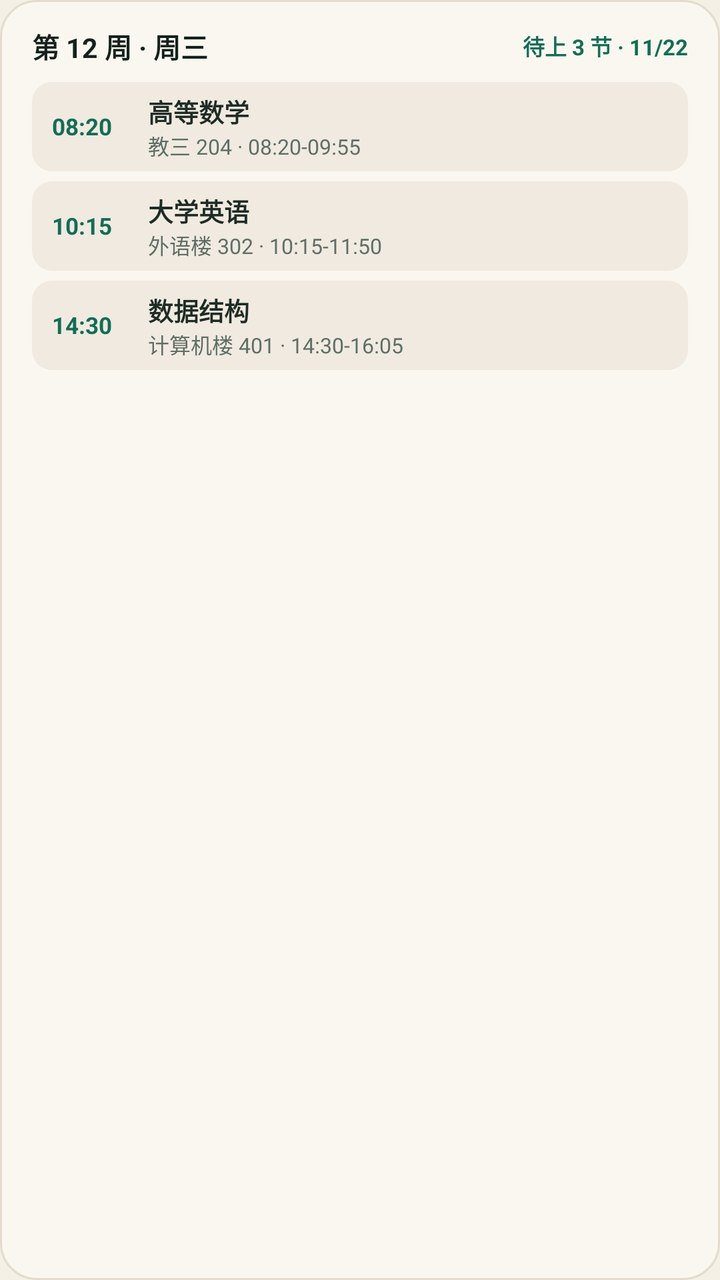
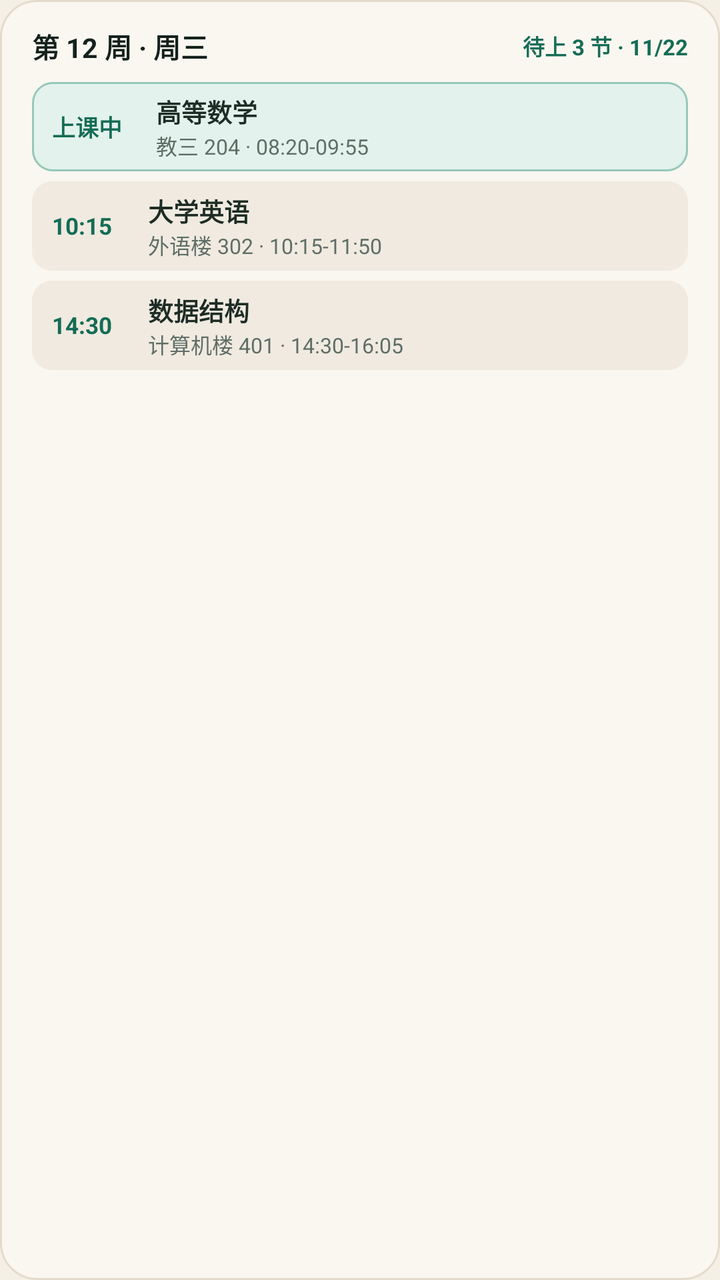

Two renders of the same Android screen: before a commit and after it. Below are the layout's source before the change and the commit's diff.
<!-- AndroidManifest.xml: application theme AppTheme -->
<!-- res/layout/widget_schedule_preview.xml -->
<?xml version="1.0" encoding="utf-8"?>
<LinearLayout xmlns:android="http://schemas.android.com/apk/res/android"
    android:layout_width="match_parent"
    android:layout_height="match_parent"
    android:background="@drawable/widget_bg"
    android:orientation="vertical"
    android:paddingStart="16dp"
    android:paddingTop="13dp"
    android:paddingEnd="16dp"
    android:paddingBottom="12dp">

    <LinearLayout
        android:layout_width="match_parent"
        android:layout_height="wrap_content"
        android:gravity="center_vertical"
        android:orientation="horizontal"
        android:paddingBottom="8dp">

        <TextView
            android:layout_width="0dp"
            android:layout_height="wrap_content"
            android:layout_marginEnd="8dp"
            android:layout_weight="1"
            android:maxLines="1"
            android:text="第 12 周 · 周三"
            android:textColor="@color/widgetTitle"
            android:textSize="13.5sp"
            android:textStyle="bold" />

        <TextView
            android:layout_width="wrap_content"
            android:layout_height="wrap_content"
            android:maxLines="1"
            android:text="待上 3 节 · 11/22"
            android:textColor="@color/widgetAccent"
            android:textSize="11sp"
            android:textStyle="bold" />
    </LinearLayout>

    <LinearLayout
        android:layout_width="match_parent"
        android:layout_height="wrap_content"
        android:background="@drawable/widget_row_bg"
        android:gravity="center_vertical"
        android:orientation="horizontal"
        android:paddingStart="10dp"
        android:paddingTop="5dp"
        android:paddingEnd="10dp"
        android:paddingBottom="5dp">

        <TextView
            android:layout_width="48dp"
            android:layout_height="wrap_content"
            android:text="08:20"
            android:textColor="@color/widgetAccent"
            android:textSize="11.5sp"
            android:textStyle="bold" />

        <LinearLayout
            android:layout_width="0dp"
            android:layout_height="wrap_content"
            android:layout_weight="1"
            android:orientation="vertical">

            <TextView
                android:layout_width="match_parent"
                android:layout_height="wrap_content"
                android:maxLines="1"
                android:text="高等数学"
                android:textColor="@color/widgetText"
                android:textSize="12.5sp"
                android:textStyle="bold" />

            <TextView
                android:layout_width="match_parent"
                android:layout_height="wrap_content"
                android:maxLines="1"
                android:text="教三 204 · 08:20-09:55"
                android:textColor="@color/widgetMuted"
                android:textSize="10.5sp" />
        </LinearLayout>
    </LinearLayout>

    <LinearLayout
        android:layout_width="match_parent"
        android:layout_height="wrap_content"
        android:layout_marginTop="5dp"
        android:background="@drawable/widget_row_bg"
        android:gravity="center_vertical"
        android:orientation="horizontal"
        android:paddingStart="10dp"
        android:paddingTop="5dp"
        android:paddingEnd="10dp"
        android:paddingBottom="5dp">

        <TextView
            android:layout_width="48dp"
            android:layout_height="wrap_content"
            android:text="10:15"
            android:textColor="@color/widgetAccent"
            android:textSize="11.5sp"
            android:textStyle="bold" />

        <LinearLayout
            android:layout_width="0dp"
            android:layout_height="wrap_content"
            android:layout_weight="1"
            android:orientation="vertical">

            <TextView
                android:layout_width="match_parent"
                android:layout_height="wrap_content"
                android:maxLines="1"
                android:text="大学英语"
                android:textColor="@color/widgetText"
                android:textSize="12.5sp"
                android:textStyle="bold" />

            <TextView
                android:layout_width="match_parent"
                android:layout_height="wrap_content"
                android:maxLines="1"
                android:text="外语楼 302 · 10:15-11:50"
                android:textColor="@color/widgetMuted"
                android:textSize="10.5sp" />
        </LinearLayout>
    </LinearLayout>

    <LinearLayout
        android:layout_width="match_parent"
        android:layout_height="wrap_content"
        android:layout_marginTop="5dp"
        android:background="@drawable/widget_row_bg"
        android:gravity="center_vertical"
        android:orientation="horizontal"
        android:paddingStart="10dp"
        android:paddingTop="5dp"
        android:paddingEnd="10dp"
        android:paddingBottom="5dp">

        <TextView
            android:layout_width="48dp"
            android:layout_height="wrap_content"
            android:text="14:30"
            android:textColor="@color/widgetAccent"
            android:textSize="11.5sp"
            android:textStyle="bold" />

        <LinearLayout
            android:layout_width="0dp"
            android:layout_height="wrap_content"
            android:layout_weight="1"
            android:orientation="vertical">

            <TextView
                android:layout_width="match_parent"
                android:layout_height="wrap_content"
                android:maxLines="1"
                android:text="数据结构"
                android:textColor="@color/widgetText"
                android:textSize="12.5sp"
                android:textStyle="bold" />

            <TextView
                android:layout_width="match_parent"
                android:layout_height="wrap_content"
                android:maxLines="1"
                android:text="计算机楼 401 · 14:30-16:05"
                android:textColor="@color/widgetMuted"
                android:textSize="10.5sp" />
        </LinearLayout>
    </LinearLayout>
</LinearLayout>
<!-- resources referenced by this layout -->
<resources>
  <color name="widgetAccent">#146C56</color>
  <color name="widgetMuted">#5F6E67</color>
  <color name="widgetText">#1D2C25</color>
  <color name="widgetTitle">#14211C</color>
  <!-- drawable widget_bg (drawable) -->
  <?xml version="1.0" encoding="utf-8"?>
  <shape xmlns:android="http://schemas.android.com/apk/res/android" android:shape="rectangle">
      <solid android:color="@color/widgetBg" />
      <stroke android:width="1dp" android:color="@color/widgetBorder" />
      <corners android:radius="18dp" />
  </shape>
  <!-- drawable widget_row_bg (drawable) -->
  <?xml version="1.0" encoding="utf-8"?>
  <shape xmlns:android="http://schemas.android.com/apk/res/android" android:shape="rectangle">
      <solid android:color="@color/widgetRowBg" />
      <corners android:radius="10dp" />
  </shape>
  <style name="AppTheme" parent="Theme.AppCompat.DayNight.NoActionBar">
          <item name="colorPrimary">@color/colorPrimary</item>
          <item name="colorPrimaryDark">@color/colorPrimaryDark</item>
          <item name="colorAccent">@color/colorAccent</item>
          <item name="android:windowBackground">@color/appBackground</item>
          <item name="android:forceDarkAllowed">false</item>
      </style>
  <color name="widgetBg">#FAF7F0</color>
  <color name="widgetBorder">#E3DCCD</color>
  <color name="widgetRowBg">#F0EAE0</color>
  <color name="colorPrimary">#14211C</color>
  <color name="colorPrimaryDark">#14211C</color>
  <color name="colorAccent">#146C56</color>
  <color name="appBackground">#F4F0E6</color>
</resources>

<!-- the commit's change to res/layout/widget_schedule_preview.xml (unified diff, before → after) -->
@@ -40,7 +40,7 @@
     <LinearLayout
         android:layout_width="match_parent"
         android:layout_height="wrap_content"
-        android:background="@drawable/widget_row_bg"
+        android:background="@drawable/widget_row_bg_active"
         android:gravity="center_vertical"
         android:orientation="horizontal"
         android:paddingStart="10dp"
@@ -49,9 +49,9 @@
         android:paddingBottom="5dp">
 
         <TextView
-            android:layout_width="48dp"
+            android:layout_width="52dp"
             android:layout_height="wrap_content"
-            android:text="08:20"
+            android:text="上课中"
             android:textColor="@color/widgetAccent"
             android:textSize="11.5sp"
             android:textStyle="bold" />
<!-- resource entries referenced after the edit -->
@@ -17,6 +17,15 @@
       <solid android:color="@color/widgetRowBg" />
       <corners android:radius="10dp" />
   </shape>
+  <!-- drawable widget_row_bg_active (drawable) -->
+  <?xml version="1.0" encoding="utf-8"?>
+  <shape xmlns:android="http://schemas.android.com/apk/res/android" android:shape="rectangle">
+      <solid android:color="@color/widgetRowActiveBg" />
+      <stroke
+          android:width="1dp"
+          android:color="@color/widgetRowActiveBorder" />
+      <corners android:radius="10dp" />
+  </shape>
   <style name="AppTheme" parent="Theme.AppCompat.DayNight.NoActionBar">
           <item name="colorPrimary">@color/colorPrimary</item>
           <item name="colorPrimaryDark">@color/colorPrimaryDark</item>
@@ -27,6 +36,8 @@
   <color name="widgetBg">#FAF7F0</color>
   <color name="widgetBorder">#E3DCCD</color>
   <color name="widgetRowBg">#F0EAE0</color>
+  <color name="widgetRowActiveBg">#E3F2EC</color>
+  <color name="widgetRowActiveBorder">#97C8B9</color>
   <color name="colorPrimary">#14211C</color>
   <color name="colorPrimaryDark">#14211C</color>
   <color name="colorAccent">#146C56</color>
